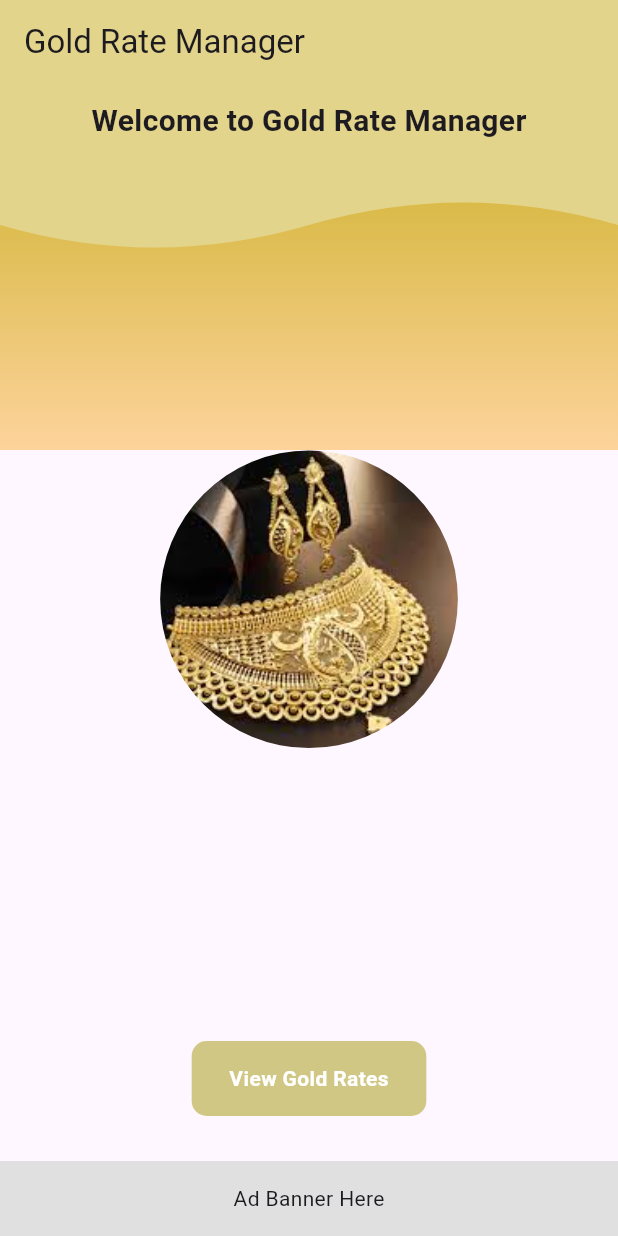
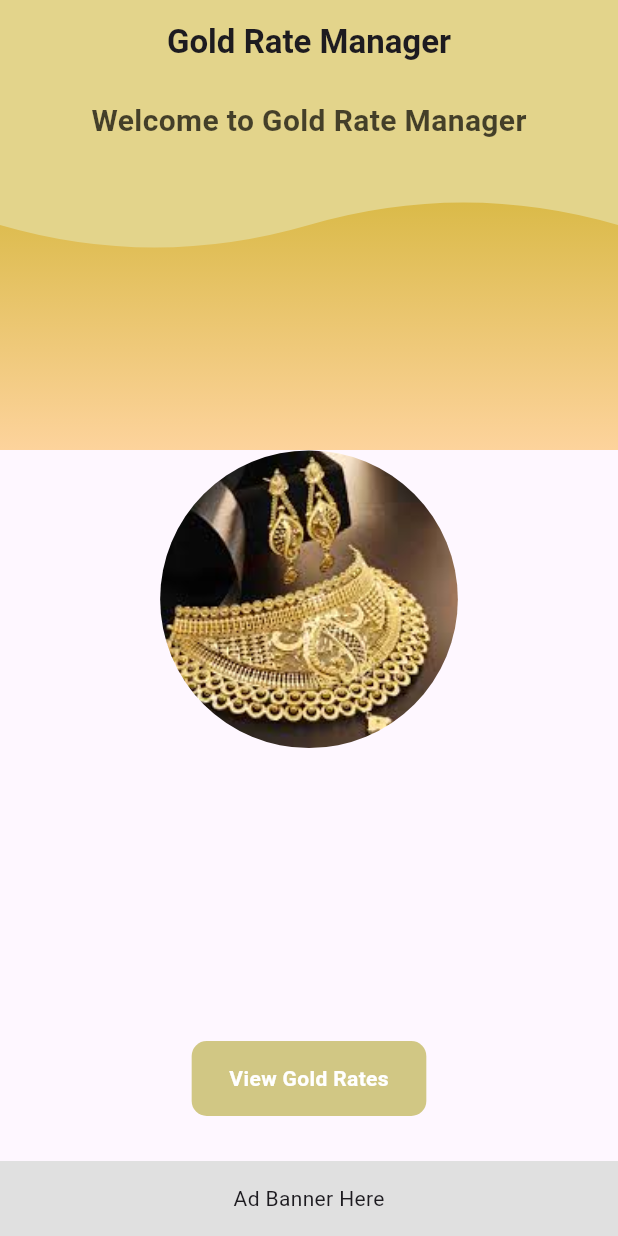
Before and after one commit to sithuminikaushalya/Website-handler, a Flutter app: the screen it shows after launch, on a phone screen of 412 x 824 dp. Run offline on Flutter 3.47's test engine with Material 3 defaults, Android fonts, the phone set to English and light mode, and no system bars.

Commit message:
add new alignment to home screen

```diff
--- a/lib/screens/home_screen.dart
+++ b/lib/screens/home_screen.dart
@@ -16,7 +16,6 @@ class _HomeScreenState extends State<HomeScreen> {
   @override
   void initState() {
     super.initState();
-    // Trigger the animation periodically
     Timer.periodic(Duration(seconds: 2), (Timer timer) {
       setState(() {
         _animated = !_animated;
@@ -29,7 +28,6 @@ class _HomeScreenState extends State<HomeScreen> {
     return Scaffold(
       body: Stack(
         children: [
-          // Gradient background with curved design
           Container(
             height: 300,
             decoration: BoxDecoration(
@@ -47,22 +45,31 @@ class _HomeScreenState extends State<HomeScreen> {
               child: Container(height: 300),
             ),
           ),
-          // Main content
           Column(
             children: [
               AppBar(
-                title: Text('Gold Rate Manager'),
+                title: Text(
+                  'Gold Rate Manager',
+                  style: TextStyle(
+                    fontWeight: FontWeight.bold,
+                  ),
+                ),
+                centerTitle: true,
                 backgroundColor: Colors.transparent,
                 elevation: 0,
               ),
-              SizedBox(height: 10), // Small gap below the AppBar
+              SizedBox(height: 10),
               Center(
                 child: Text(
                   'Welcome to Gold Rate Manager',
-                  style: TextStyle(fontSize: 20, fontWeight: FontWeight.bold),
+                  style: TextStyle(
+                    fontSize: 20,
+                    fontWeight: FontWeight.w600,
+                    color: Colors.black.withOpacity(0.7),
+                  ),
                 ),
               ),
-              SizedBox(height: 20), // Small gap below the welcome text
+              SizedBox(height: 20),
               Expanded(
                 child: Center(
                   child: AnimatedContainer(
@@ -128,8 +135,8 @@ class _HomeScreenState extends State<HomeScreen> {
                   ),
                 ),
               ),
-              SizedBox(height: 20), // Add some gap below the button
-              AdBanner(), // Placeholder for an advertisement
+              SizedBox(height: 20),
+              AdBanner(),
             ],
           ),
         ],
```
